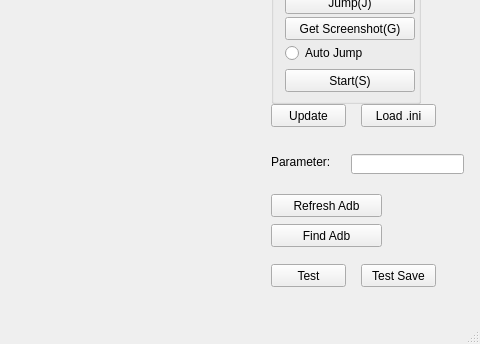
Qt form mainwindow.ui (WangHongshuo/wechat_jump_game-Qt-opencv) before a commit; both pictures show x 109 to 589 and y 373 to 717 of the 589 by 717 pixel window.
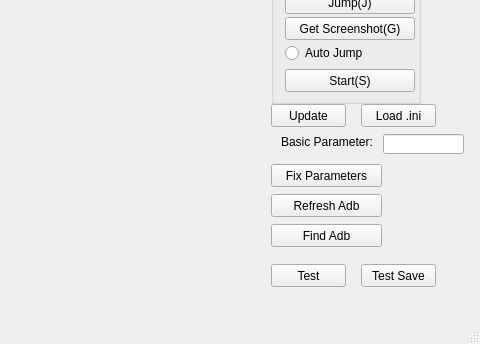
The same form after that commit. Custom widgets are drawn as their Qt base class.

```diff
--- a/mainwindow.ui
+++ b/mainwindow.ui
@@ -27,9 +27,9 @@
    <widget class="QLineEdit" name="lineEditDistanceParameter">
     <property name="geometry">
      <rect>
-      <x>460</x>
-      <y>510</y>
-      <width>113</width>
+      <x>492</x>
+      <y>490</y>
+      <width>81</width>
       <height>20</height>
      </rect>
     </property>
@@ -231,14 +231,14 @@
    <widget class="QLabel" name="label_4">
     <property name="geometry">
      <rect>
-      <x>380</x>
-      <y>510</y>
-      <width>71</width>
+      <x>390</x>
+      <y>490</y>
+      <width>101</width>
       <height>16</height>
      </rect>
     </property>
     <property name="text">
-     <string>Parameter:</string>
+     <string>Basic Parameter:</string>
     </property>
    </widget>
    <widget class="QPushButton" name="pushButtonTestSaveInputImage">
@@ -443,6 +443,19 @@
      <string>Load .ini</string>
     </property>
    </widget>
+   <widget class="QPushButton" name="pushButtonFixPatameters">
+    <property name="geometry">
+     <rect>
+      <x>380</x>
+      <y>520</y>
+      <width>111</width>
+      <height>23</height>
+     </rect>
+    </property>
+    <property name="text">
+     <string>Fix Parameters</string>
+    </property>
+   </widget>
   </widget>
   <widget class="QMenuBar" name="menuBar">
    <property name="geometry">
```
